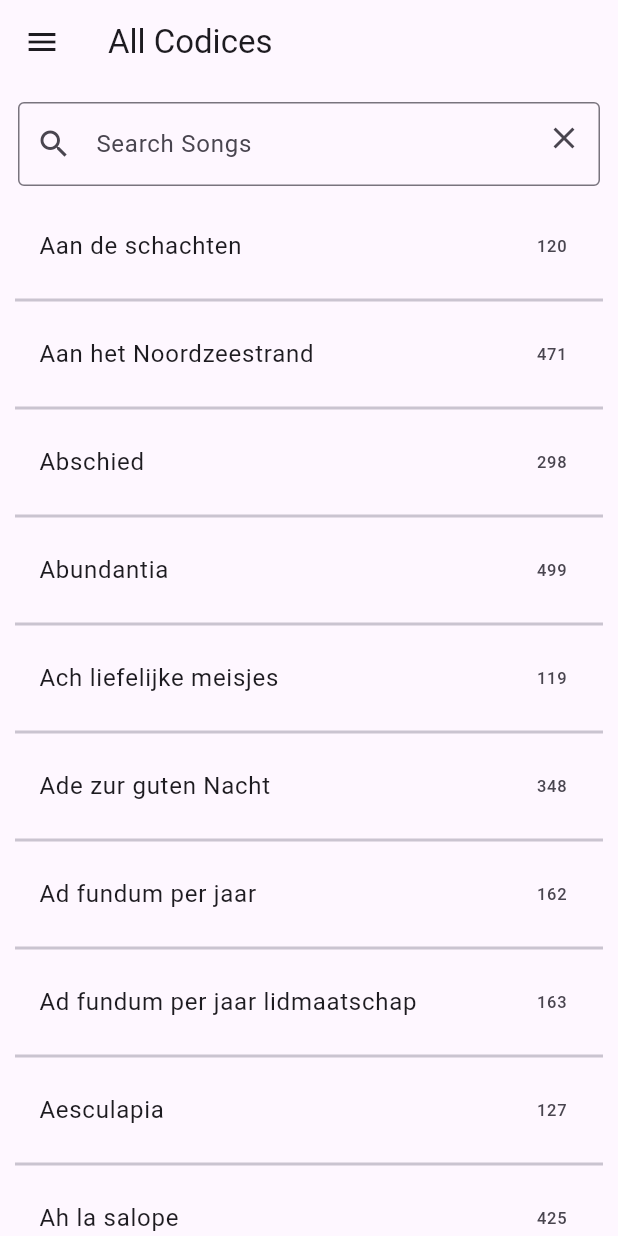
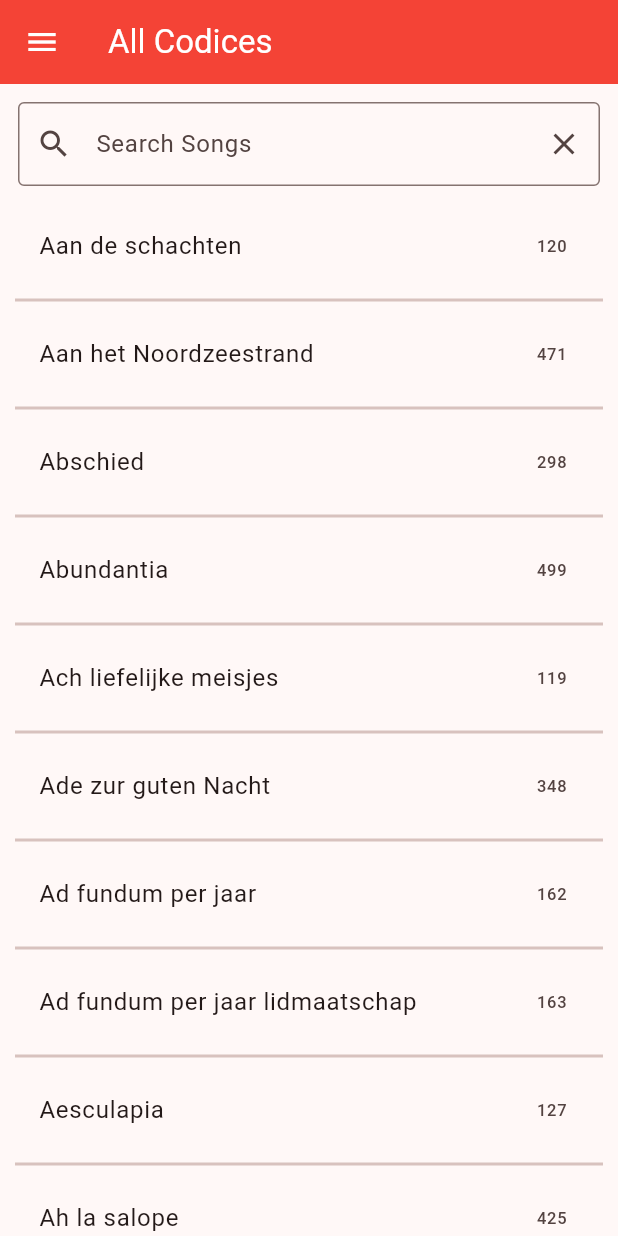
Before and after one commit to arnodeceuninck/studentencodex-app, a Flutter app: the screen it shows after launch, on a phone screen of 412 x 824 dp. Run offline on Flutter 3.47's test engine with Material 3 defaults, Android fonts, the light colour scheme and no system bars; our stand-ins replace flutter_html, lottie.

Commit message:
Fix clear icon + app theme

```diff
--- a/lib/main.dart
+++ b/lib/main.dart
@@ -14,7 +14,13 @@ class MyApp extends StatelessWidget {
     return MaterialApp(
       title: 'Antwerpse Codex',
       theme: ThemeData(
-        primarySwatch: Colors.red,
+        colorScheme: ColorScheme.fromSeed(
+          seedColor: Colors.red,
+        ),
+        appBarTheme: const AppBarTheme(
+          backgroundColor: Colors.red,
+          foregroundColor: Colors.white,
+        ),
       ),
       home: const HomePage(),
     );
--- a/lib/presentation/screens/home_page.dart
+++ b/lib/presentation/screens/home_page.dart
@@ -91,8 +91,7 @@ class _HomePageState extends State<HomePage> {
   Widget _searchBar() {
     return Padding(
       padding: const EdgeInsets.all(12.0),
-      child: Stack(
-        children: [
+      child:
           TextField(
             controller: _searchController,
             autofocus: false,
@@ -109,15 +108,10 @@ class _HomePageState extends State<HomePage> {
                 }).toList();
               });
             },
-            decoration: const InputDecoration(
+            decoration: InputDecoration(
               border: OutlineInputBorder(),
               prefixIcon: Icon(Icons.search),
-              hintText: 'Search Songs',
-            ),
-          ),
-          Positioned(
-            right: 0,
-            child: IconButton(
+              suffixIcon: IconButton(
                 icon: Icon(Icons.clear),
                 onPressed: () {
                   setState(() {
@@ -126,8 +120,8 @@ class _HomePageState extends State<HomePage> {
                   });
                 },
               ),
+              hintText: 'Search Songs',
             ),
-        ],
           ),
     );
   }
```
Lines whose indentation alone changed are shown as unchanged.
